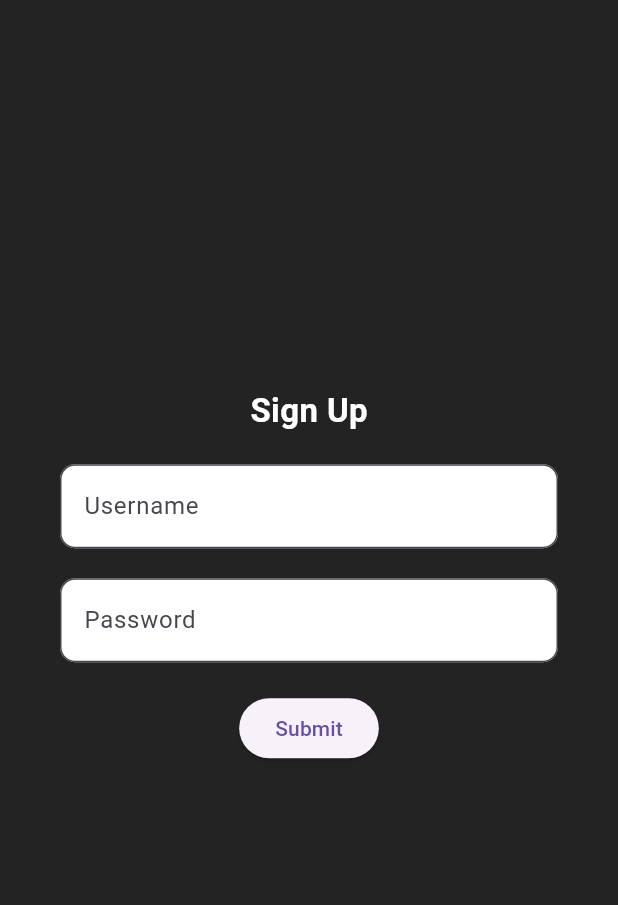
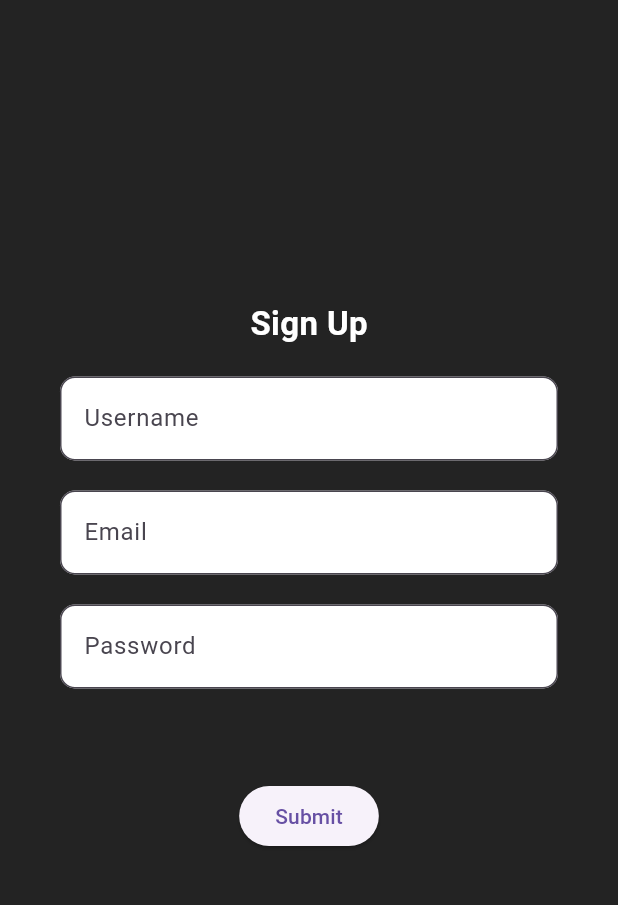
Before and after one commit to Valenrio1236/Cris, a Flutter app: the Signup screen opened directly, on a phone screen of 412 x 824 dp, the part 84-989 px from its top. Run offline on Flutter 3.47's test engine with Material 3 defaults, Android fonts, the phone set to English and light mode, and no system bars; network calls fail.

```diff
--- a/tugas/lib/models/poster.dart
+++ b/tugas/lib/models/poster.dart
@@ -12,5 +12,5 @@ class Poster{
     required this.genre,
     required this.year,
     required this.sinopsis,
-  });
+      });
 }
--- a/tugas/lib/screen/home.dart
+++ b/tugas/lib/screen/home.dart
@@ -19,7 +19,7 @@ class _HomeState extends State<Home> {
       debugShowCheckedModeBanner: false,
       home: Scaffold(
         appBar: AppBar(
-          title: Row(
+          title: const Row(
             children: [
               Image(
                   image: AssetImage('assets/logo.png'),
--- a/tugas/lib/screen/singup.dart
+++ b/tugas/lib/screen/singup.dart
@@ -1,8 +1,54 @@
 import 'package:flutter/material.dart';
+import 'package:tugas/data/user.dart';
 import 'package:tugas/screen/login.dart';
 
-class Signup extends StatelessWidget {
+class Signup extends StatefulWidget {
   const Signup({super.key});
+
+  @override
+  State<Signup> createState() => _SignupState();
+}
+
+class _SignupState extends State<Signup> {
+  final TextEditingController _username = TextEditingController();
+  final TextEditingController _email = TextEditingController();
+  final TextEditingController _password = TextEditingController();
+
+  bool already = false;
+  bool registered = false;
+
+  void signup() {
+    List<Map<String, dynamic>> checkAlready =
+        listUsers.where((user) => user["email"] == _email.text).toList();
+    if (checkAlready.isNotEmpty) {
+      setState(() {
+        already = true;
+      });
+      return;
+    }
+
+    listUsers.add({
+      "username": _username.text,
+      "email": _email.text,
+      "password": _password.text,
+    });
+
+    _username.clear();
+    _email.clear();
+    _password.clear();
+    setState(() {
+      registered = true;
+    });
+
+    ScaffoldMessenger.of(context).showSnackBar(
+      SnackBar(content: Text("Sign Up berhasil!"))
+    );
+
+    Navigator.push(
+      context,
+      MaterialPageRoute(builder: (context) => Login()),
+    );
+  }
 
   @override
   Widget build(BuildContext context) {
@@ -60,6 +106,19 @@ class Signup extends StatelessWidget {
                   borderRadius: BorderRadius.circular(10.0),
                 ),
               ),
+              controller: _username,
+            ),
+            SizedBox(height: 20),
+            TextField(
+              decoration: InputDecoration(
+                hintText: 'Email',
+                fillColor: Colors.white,
+                filled: true,
+                border: OutlineInputBorder(
+                  borderRadius: BorderRadius.circular(10.0),
+                ),
+              ),
+              controller: _email,
             ),
             SizedBox(height: 20),
             TextField(
@@ -72,15 +131,25 @@ class Signup extends StatelessWidget {
                   borderRadius: BorderRadius.circular(10.0),
                 ),
               ),
+              controller: _password,
             ),
             SizedBox(height: 20),
+            registered
+                ? SizedBox(
+                    child: Text(
+                      "",
+                      style: TextStyle(color: Colors.white, fontSize: 15),
+                    ),
+                  )
+                : SizedBox(
+                    child: Text(
+                      already ? "Email sudah terdaftar" : "",
+                      style: TextStyle(color: Colors.red, fontSize: 15),
+                    ),
+                  ),
+            SizedBox(height: 20),
             ElevatedButton(
-              onPressed: () {
-                Navigator.push(
-                  context,
-                  MaterialPageRoute(builder: (context) => Login()),
-                );
-              },
+              onPressed: signup,
               child: Text('Submit'),
             ),
           ],
```
Also changed, not shown: tugas/lib/data/list.dart (+19 -25 lines), tugas/lib/screen/beranda.dart (+10 -7 lines), tugas/lib/screen/login.dart (+53 -9 lines), tugas/lib/widget/posterCard.dart (+6 -4 lines), tugas/lib/widget/settingBody.dart (added, +134 -0 lines).
